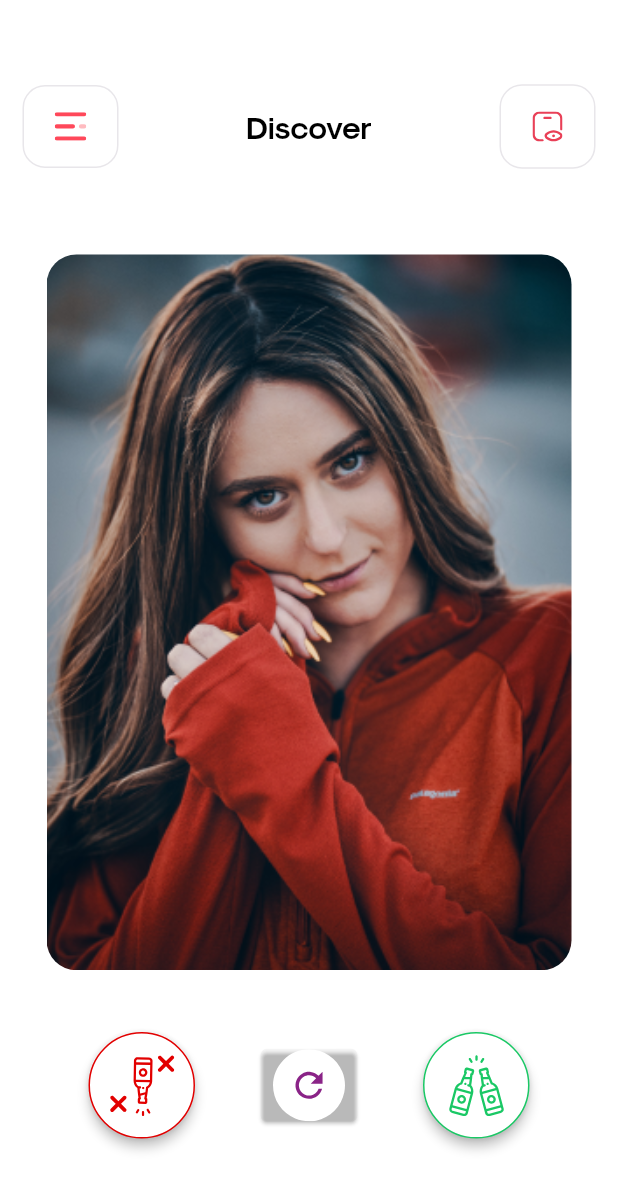
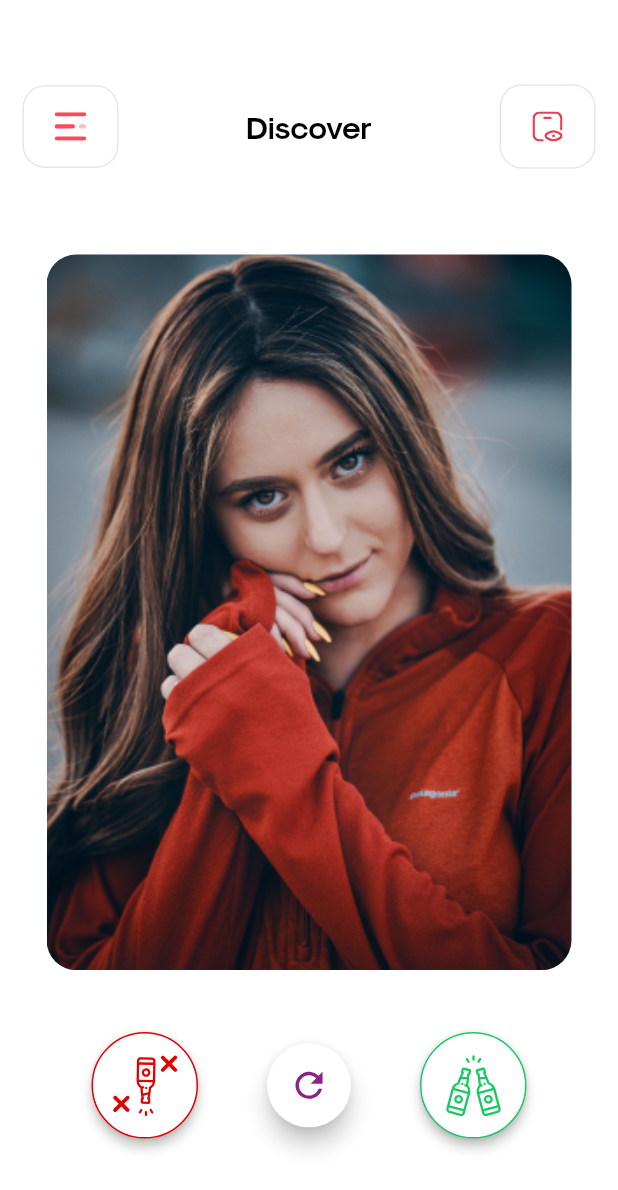
Before and after one commit to aliatherpeprix/Sauftrag-Social, a Flutter app: the Swipe screen opened directly, on a phone screen of 412 x 824 dp. Shown: the top 1190 px of the screen. Run offline on Flutter 3.47's test engine with Material 2 defaults, Android fonts, the phone set to English and light mode, and no system bars; drawn by our look-alikes of swipe_cards; our stand-ins replace curved_navigation_bar, date_picker_timeline, dotted_border, flutter_svg, get_it, image_picker and 4 more; accounts and stored records are empty.

Commit message:
30 Oct Update

```diff
--- a/lib/main.dart
+++ b/lib/main.dart
@@ -45,7 +45,7 @@ class _MyAppState extends State<MyApp> {
           builder: (context, orientation) {
             SizeConfig().init(constraints, orientation);
             //var prefService = locator<PrefrencesViewModel>();
-            return MainView(index: 0);
+            return Splash();
           },
         );
       },
--- a/lib/viewModels/authentication_view_model.dart
+++ b/lib/viewModels/authentication_view_model.dart
@@ -99,6 +99,10 @@ class AuthenticationViewModel extends BaseViewModel{
     navigationService.navigateToTermsScreen();
   }
 
+  void navigateToHomeScreen(int index){
+    navigationService.navigateToHomeScreen(index);
+  }
+
   void navigateBack(){
     navigationService.navigateBack();
   }
--- a/lib/viewModels/navigation_view_model.dart
+++ b/lib/viewModels/navigation_view_model.dart
@@ -6,6 +6,7 @@ import 'package:sauftrag/views/Auth/login.dart';
 import 'package:sauftrag/views/Auth/media.dart';
 import 'package:sauftrag/views/Auth/signup.dart';
 import 'package:sauftrag/views/Auth/terms.dart';
+import 'package:sauftrag/views/Home/main_view.dart';
 import 'package:stacked/stacked.dart';
 
 class NavigationViewModel extends BaseViewModel{
@@ -32,6 +33,10 @@ class NavigationViewModel extends BaseViewModel{
     navigationKey.currentState!.push(PageTransition(child: TermsOfService(), type: PageTransitionType.rightToLeftWithFade));
   }
 
+  void navigateToHomeScreen(int index){
+    navigationKey.currentState!.pushAndRemoveUntil(PageTransition(child: MainView(index: index), type: PageTransitionType.rightToLeftWithFade),(Route<dynamic> route) => false);
+  }
+
   void navigateBack(){
     navigationKey.currentState!.pop();
   }
--- a/lib/views/Auth/login.dart
+++ b/lib/views/Auth/login.dart
@@ -262,6 +262,7 @@ class _LoginState extends State<Login> {
                             //margin: EdgeInsets.symmetric(vertical: SizeConfig.heightMultiplier * 2, horizontal: SizeConfig.widthMultiplier * 4),
                             child: ElevatedButton(
                               onPressed: () {
+                                model.navigateToHomeScreen(2);
                               },
                               child: const Text("Sign In"),
                               style: ElevatedButton.styleFrom(
--- a/lib/views/Auth/terms.dart
+++ b/lib/views/Auth/terms.dart
@@ -255,6 +255,7 @@ class _TermsOfServiceState extends State<TermsOfService> {
                           //margin: EdgeInsets.symmetric(vertical: SizeConfig.heightMultiplier * 2, horizontal: SizeConfig.widthMultiplier * 4),
                           child: ElevatedButton(
                             onPressed: () {
+                              model.navigateToHomeScreen(2);
                             },
                             child: const Text("Let’s Get Started"),
                             style: ElevatedButton.styleFrom(
--- a/lib/views/Home/swipe.dart
+++ b/lib/views/Home/swipe.dart
@@ -201,28 +201,11 @@ class _SwipeState extends State<Swipe> with TickerProviderStateMixin {
                             ),
                           ),
 
-                          ElevatedButton(
-                            onPressed: () {
+                          FloatingActionButton(
+                              onPressed: (){},
+                            child: SvgPicture.asset(ImageUtils.repeatIcon),
+                            backgroundColor: ColorUtils.white,
 
-                            },
-                            child: SvgPicture.asset(ImageUtils.repeatIcon),
-                            style: ElevatedButton.styleFrom(
-                              primary: ColorUtils.transparent,
-                              onPrimary: ColorUtils.white,
-                              //padding: EdgeInsets.symmetric(vertical: Dimensions.containerVerticalPadding),
-                              padding: EdgeInsets.symmetric(horizontal: 0),
-                              elevation: 1,
-                              /*shape: RoundedRectangleBorder(
-                                borderRadius: BorderRadius.circular(40),
-                                //side: BorderSide(color: ColorUtils.divider, width: 1)
-                              ),*/
-                              textStyle: TextStyle(
-                                color: ColorUtils.white,
-                                fontFamily: FontUtils.modernistBold,
-                                fontSize: 1.8.t,
-                                //height: 0
-                              ),
-                            ),
                           ),
 
                           ElevatedButton(
```
Also changed, not shown: 16 other files.
